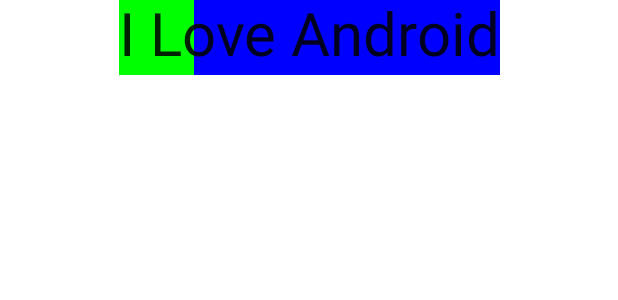
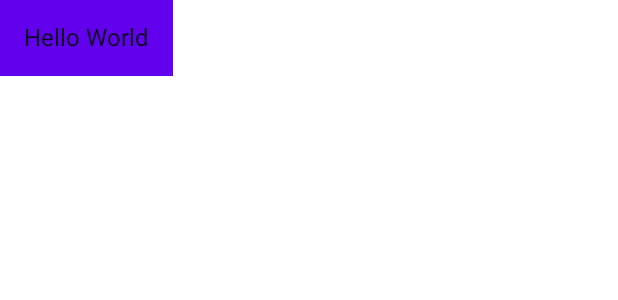
Before and after one commit to metehanbolatt/ComposeLearningSS, an Android app built with Jetpack Compose: the @Preview function DefaultPreview, on a phone screen of 412 x 824 dp. Shown: the top 300 px of the screen. Run offline under Robolectric (Android 15) with nearby library versions, the phone set to English and light mode, and no system bars.

Commit message:
Background & Padding in Text

```diff
--- a/app/src/main/java/com/metehanbolat/composelearningss/MainActivity.kt
+++ b/app/src/main/java/com/metehanbolat/composelearningss/MainActivity.kt
@@ -26,26 +26,9 @@ class MainActivity : ComponentActivity() {
             ComposeLearningSSTheme {
                 // A surface container using the 'background' color from the theme
                 Surface(color = MaterialTheme.colors.background) {
-                    Greeting()
+
                 }
             }
-        }
-    }
-}
-
-@Composable
-fun Greeting() {
-    Box(
-        modifier = Modifier.fillMaxSize(),
-        contentAlignment = Alignment.TopCenter
-    ) {
-        Box(modifier = Modifier
-            .background(Color.Blue)
-        ){
-            Box(modifier = Modifier.height(50.dp).width(50.dp).background(Color.Green)) {
-
-            }
-            Text(text = "I Love Android", fontSize = 40.sp)
         }
     }
 }
@@ -54,6 +37,16 @@ fun Greeting() {
 @Composable
 fun DefaultPreview() {
     ComposeLearningSSTheme {
-       Greeting()
+        Column(modifier = Modifier.fillMaxSize()){
+            Text(
+                text = "Hello World",
+                modifier = Modifier
+                    //Background'u önce verirsek padding olmadan boyar.
+                    //Background'u sonra verirsek sadece textin oldugu yeri boyar.
+                    .background(MaterialTheme.colors.primary)
+                    .padding(16.dp)
+
+            )
+        }
     }
 }
```
